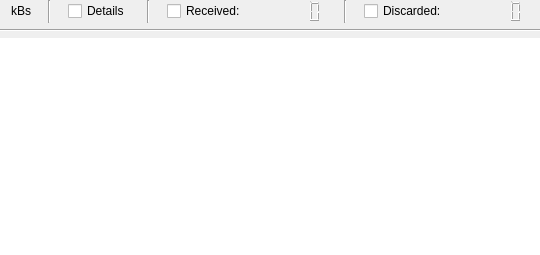
Above: gcs/ui/receiveconsole.ui from lijian8/ahns10 before the change. Below: the same form after it.
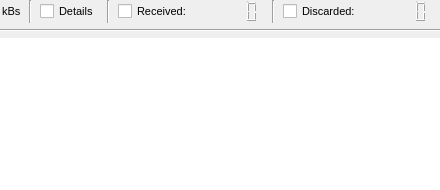
That is the form after the change.

Patch:
```diff
--- a/gcs/ui/receiveconsole.ui
+++ b/gcs/ui/receiveconsole.ui
@@ -6,8 +6,8 @@
    <rect>
     <x>0</x>
     <y>0</y>
-    <width>540</width>
-    <height>255</height>
+    <width>440</width>
+    <height>190</height>
    </rect>
   </property>
   <property name="windowTitle">
@@ -18,8 +18,8 @@
     <rect>
      <x>0</x>
      <y>0</y>
-     <width>541</width>
-     <height>265</height>
+     <width>441</width>
+     <height>191</height>
     </rect>
    </property>
    <layout class="QVBoxLayout" name="verticalLayout">
@@ -35,7 +35,7 @@
         </property>
         <property name="font">
          <font>
-          <pointsize>9</pointsize>
+          <pointsize>8</pointsize>
          </font>
         </property>
         <property name="text">
@@ -58,6 +58,11 @@
           <verstretch>0</verstretch>
          </sizepolicy>
         </property>
+        <property name="font">
+         <font>
+          <pointsize>8</pointsize>
+         </font>
+        </property>
         <property name="text">
          <string>Details</string>
         </property>
@@ -78,6 +83,11 @@
           <verstretch>0</verstretch>
          </sizepolicy>
         </property>
+        <property name="font">
+         <font>
+          <pointsize>8</pointsize>
+         </font>
+        </property>
         <property name="text">
          <string>Received:</string>
         </property>
@@ -93,7 +103,7 @@
         </property>
         <property name="font">
          <font>
-          <pointsize>6</pointsize>
+          <pointsize>8</pointsize>
          </font>
         </property>
         <property name="frameShape">
@@ -125,6 +135,11 @@
           <verstretch>0</verstretch>
          </sizepolicy>
         </property>
+        <property name="font">
+         <font>
+          <pointsize>8</pointsize>
+         </font>
+        </property>
         <property name="text">
          <string>Discarded:</string>
         </property>
@@ -149,7 +164,7 @@
         </property>
         <property name="font">
          <font>
-          <pointsize>6</pointsize>
+          <pointsize>8</pointsize>
          </font>
         </property>
         <property name="frameShape">
```
